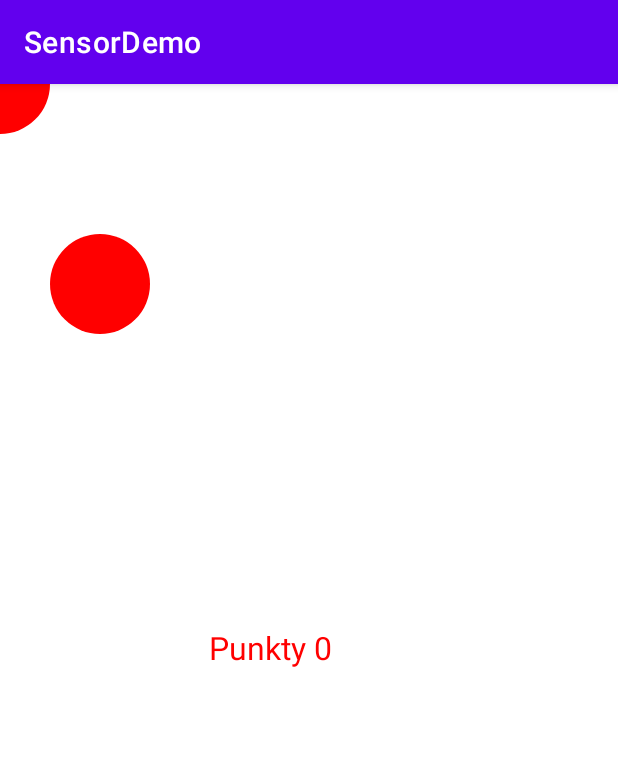
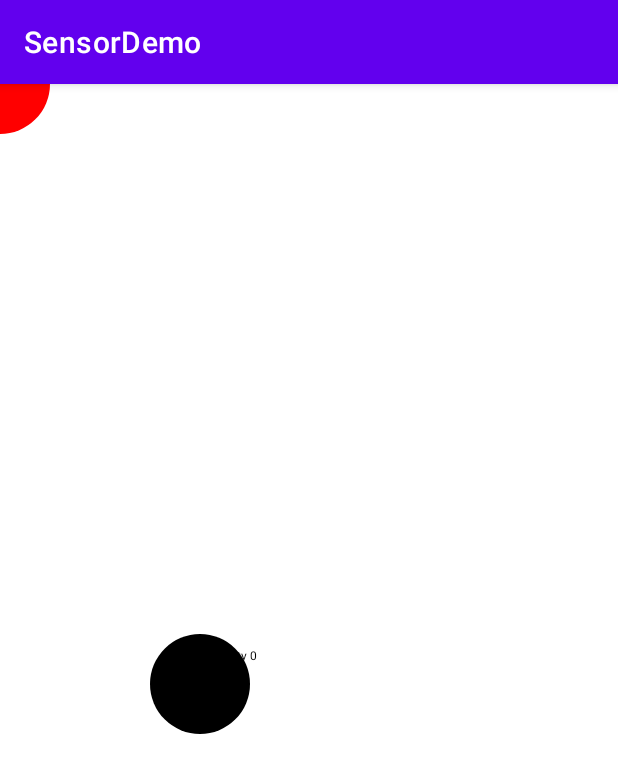
Before and after one commit to kKarola1999/SensorDemo, an Android app: the screen it shows after launch (MainActivity), on a phone screen of 412 x 824 dp. Shown: the top 773 px of the screen. Run offline under Robolectric (Android 15) with nearby library versions, the phone set to English and light mode, and no system bars.

Commit message:
DWIE KULKI

```diff
--- a/app/src/main/java/com/example/sensordemo/BolView.java
+++ b/app/src/main/java/com/example/sensordemo/BolView.java
@@ -18,8 +18,9 @@
     private int viewWidth;
     private int viewHight;
     private int punkty;
-    public int ballPointX=100;
-    public int ballPointY=200;
+    public int ballPointX=200;
+    public int ballPointY=600;
+    private  static  final int CIRCLE_RADIUS = 50;
 
     @Override
     public float getX() {
@@ -31,7 +32,8 @@
         return y;
     }
 
-    private static final int CIRCLE_RADIUS=50;
+
+
 
 
     public BolView(Context context) {
@@ -40,6 +42,7 @@
         ballPaint.setColor(Color.RED);
         redBalls=new Paint();
         redBalls.setColor(Color.BLACK);
+
 
 
 
@@ -71,7 +74,7 @@
 
         }
 
-        if(x==ballPointX && y==ballPointY){
+        if((x>ballPointX-CIRCLE_RADIUS&&x<ballPointX+CIRCLE_RADIUS ) && (y>ballPointY-CIRCLE_RADIUS)&&y<ballPointY+CIRCLE_RADIUS){
             punkty++;
 
 
@@ -82,18 +85,15 @@
     protected void onDraw(Canvas canvas) {
         super.onDraw(canvas);
 
+        //ballPointX = (int) (Math.random()*(viewWidth));
+        //ballPointY = (int) (Math.random()*viewHight);
 
 
-        canvas.drawCircle(ballPointX,ballPointY,CIRCLE_RADIUS,ballPaint);
+        canvas.drawCircle(ballPointX,ballPointY,CIRCLE_RADIUS,redBalls);
         canvas.drawCircle(x,y,CIRCLE_RADIUS,ballPaint);
 
-       // canvas.drawCircle(ballPointX,ballPointY,CIRCLE_RADIUS,ballPaint);
-
-
-
-
-        canvas.drawText("Punkty " + punkty,viewWidth/2-100,viewHight/2,ballPaint);
-        ballPaint.setTextSize(32);
+        canvas.drawText("Punkty " + punkty,viewWidth/2-100,viewHight/2,redBalls);
+        ballPaint.setTextSize(60);
         invalidate();
     }
 
```
